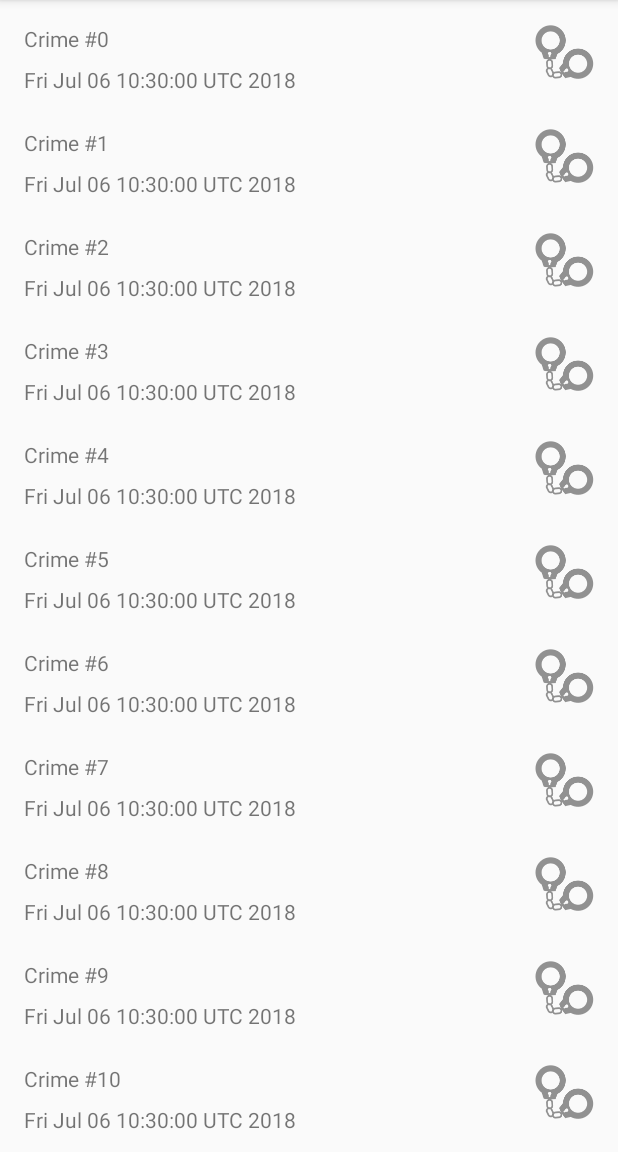
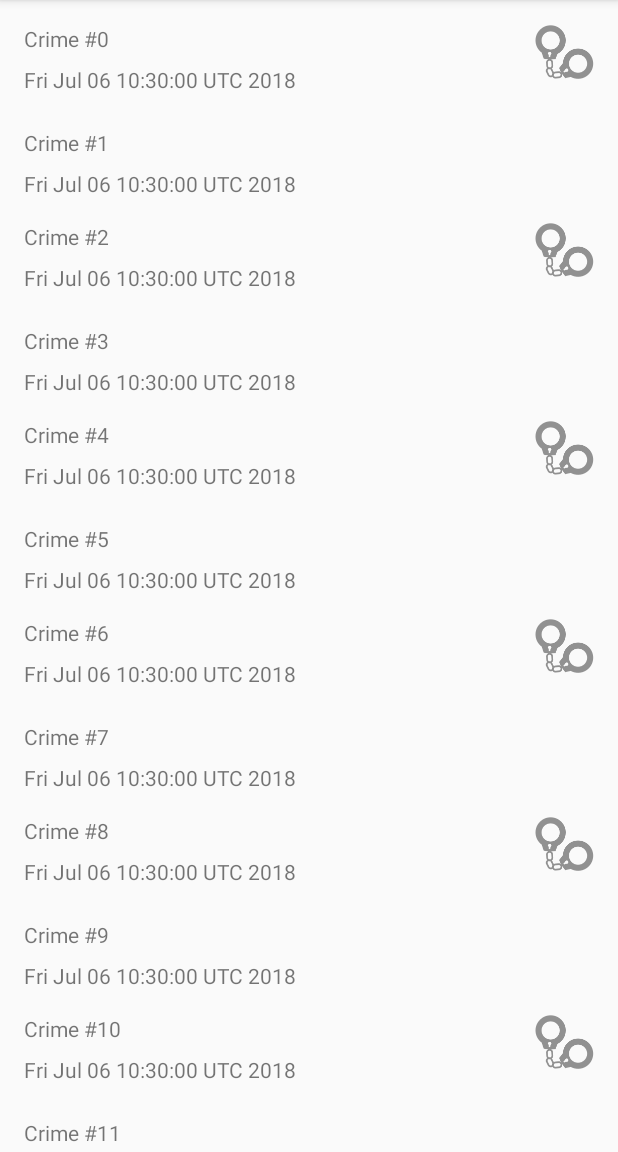
Before and after one commit to dc0614/CriminalIntent, an Android app: the screen it shows after launch (CrimeListActivity), on a phone screen of 412 x 824 dp, the part 84-1236 px from its top. Run offline under Robolectric (Android 15) with nearby library versions, the phone set to English and light mode, and no system bars.

Commit message:
Updated so that image is seen for every other crime.

```diff
--- a/app/src/main/java/com/bignerdranch/android/criminalintent/CrimeListFragment.java
+++ b/app/src/main/java/com/bignerdranch/android/criminalintent/CrimeListFragment.java
@@ -10,6 +10,7 @@ import android.support.v7.widget.RecyclerView;
 import android.view.LayoutInflater;
 import android.view.View;
 import android.view.ViewGroup;
+import android.widget.ImageView;
 import android.widget.TextView;
 import android.widget.Toast;
 
@@ -19,6 +20,7 @@ public class CrimeListFragment extends Fragment {
 
      private RecyclerView mCrimeRecyclerView;
      private CrimeAdapter mAdapter;
+     private ImageView mSolvedImageView;
 
     @Nullable
     @Override
@@ -56,12 +58,14 @@ public class CrimeListFragment extends Fragment {
 
             mTitleTextView = itemView.findViewById(R.id.crime_title);
             mDateTextView = itemView.findViewById(R.id.crime_date);
+            mSolvedImageView = itemView.findViewById(R.id.crime_solved);
         }
 
         public void bind(Crime crime){
             mCrime = crime;
             mTitleTextView.setText(mCrime.getTitle());
             mDateTextView.setText(mCrime.getDate().toString());
+            mSolvedImageView.setVisibility(crime.isSolved() ? View.VISIBLE : View.GONE);
         }
 
         @Override
--- a/app/src/main/res/layout/list_item_crime.xml
+++ b/app/src/main/res/layout/list_item_crime.xml
@@ -14,7 +14,7 @@
         android:layout_marginTop="16dp"
         android:layout_marginEnd="8dp"
         android:text="Crime Title"
-        app:layout_constraintEnd_toStartOf="@id/imageView"
+        app:layout_constraintEnd_toStartOf="@id/crime_solved"
         app:layout_constraintStart_toStartOf="parent"
         app:layout_constraintTop_toTopOf="parent" />
 
@@ -27,12 +27,12 @@
         android:layout_marginStart="16dp"
         android:layout_marginTop="8dp"
         android:text="Crime Date"
-        app:layout_constraintEnd_toStartOf="@+id/imageView"
+        app:layout_constraintEnd_toStartOf="@+id/crime_solved"
         app:layout_constraintStart_toStartOf="parent"
         app:layout_constraintTop_toBottomOf="@+id/crime_title" />
 
     <ImageView
-        android:id="@+id/imageView"
+        android:id="@+id/crime_solved"
         android:layout_width="wrap_content"
         android:layout_height="wrap_content"
         android:layout_marginTop="16dp"
```
